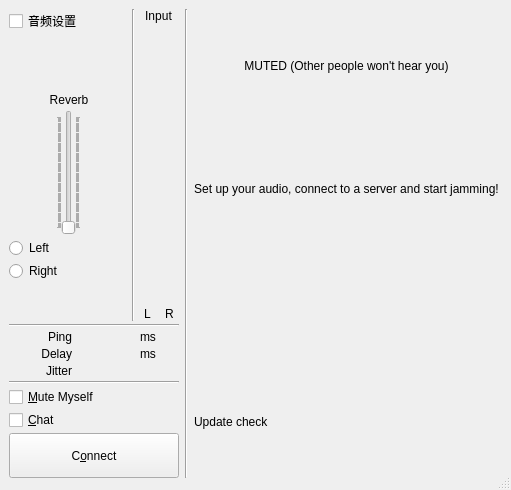
jamonyapp/jamony-jamsoul, file src/clientdlgbase.ui: the form before one commit.
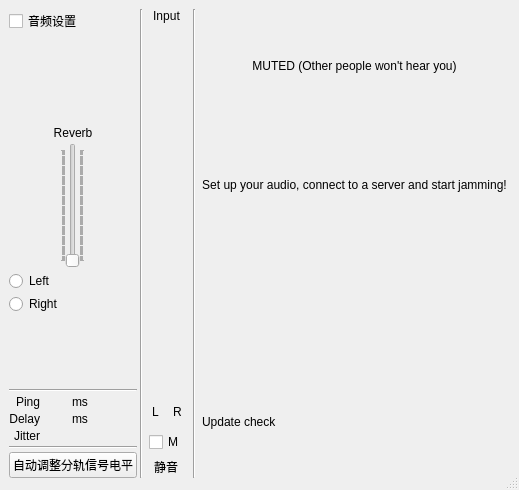
The form after the commit. Icons and pictures are not drawn. Custom widgets are drawn as their Qt base class.

Commit message: feat: 左侧面板重构(D区移A栏+B栏通栏)+静音按钮B栏底+butAutoAdjust+删chbChat/butConnect

The edit to the form file:
```diff
--- a/src/clientdlgbase.ui
+++ b/src/clientdlgbase.ui
@@ -246,91 +246,6 @@
                   </property>
                  </spacer>
                 </item>
-               </layout>
-              </item>
-              <item>
-               <widget class="Line" name="lineMeter">
-                <property name="orientation">
-                 <enum>Qt::Vertical</enum>
-                </property>
-               </widget>
-              </item>
-              <item>
-               <layout class="QVBoxLayout">
-                <item>
-                 <widget class="QLabel" name="lblInputLEDMeter">
-                  <property name="text">
-                   <string>Input</string>
-                  </property>
-                  <property name="alignment">
-                   <set>Qt::AlignCenter</set>
-                  </property>
-                 </widget>
-                </item>
-                <item>
-                 <layout class="QHBoxLayout">
-                  <item>
-                   <widget class="CLevelMeter" name="lbrInputLevelL" native="true">
-                    <property name="sizePolicy">
-                     <sizepolicy hsizetype="Fixed" vsizetype="Expanding">
-                      <horstretch>0</horstretch>
-                      <verstretch>0</verstretch>
-                     </sizepolicy>
-                    </property>
-                    <property name="minimumSize">
-                     <size>
-                      <width>19</width>
-                      <height>88</height>
-                     </size>
-                    </property>
-                   </widget>
-                  </item>
-                  <item>
-                   <widget class="CLevelMeter" name="lbrInputLevelR" native="true">
-                    <property name="sizePolicy">
-                     <sizepolicy hsizetype="Fixed" vsizetype="Expanding">
-                      <horstretch>0</horstretch>
-                      <verstretch>0</verstretch>
-                     </sizepolicy>
-                    </property>
-                    <property name="minimumSize">
-                     <size>
-                      <width>19</width>
-                      <height>88</height>
-                     </size>
-                    </property>
-                   </widget>
-                  </item>
-                 </layout>
-                </item>
-                <item>
-                 <layout class="QHBoxLayout">
-                  <item>
-                   <widget class="QLabel" name="lblLevelMeterLeft">
-                    <property name="text">
-                     <string>L</string>
-                    </property>
-                    <property name="alignment">
-                     <set>Qt::AlignCenter</set>
-                    </property>
-                   </widget>
-                  </item>
-                  <item>
-                   <widget class="QLabel" name="lblLevelMeterRight">
-                    <property name="text">
-                     <string>R</string>
-                    </property>
-                    <property name="alignment">
-                     <set>Qt::AlignCenter</set>
-                    </property>
-                   </widget>
-                  </item>
-                 </layout>
-                </item>
-               </layout>
-              </item>
-             </layout>
-            </item>
             <item>
              <widget class="Line" name="lineUpperLowerLeft_2">
               <property name="orientation">
@@ -339,7 +254,23 @@
              </widget>
             </item>
             <item>
+                 <layout class="QHBoxLayout" name="horizontalLayoutPingWrap">
+                  <item>
              <layout class="QGridLayout" name="gridLayout">
+                    <property name="horizontalSpacing"><number>3</number></property>
+                    <property name="verticalSpacing"><number>3</number></property>
+                    <item row="0" column="1" rowspan="3">
+                     <spacer name="spacerLabelVal">
+                      <property name="orientation"><enum>Qt::Horizontal</enum></property>
+                      <property name="sizeHint" stdset="0"><size><width>16</width><height>20</height></size></property>
+                     </spacer>
+                    </item>
+                    <item row="0" column="4" rowspan="3">
+                     <spacer name="spacerUnitLed">
+                      <property name="orientation"><enum>Qt::Horizontal</enum></property>
+                      <property name="sizeHint" stdset="0"><size><width>16</width><height>20</height></size></property>
+                     </spacer>
+                    </item>
               <item row="2" column="0">
                <widget class="QLabel" name="lblBuffers">
                 <property name="text">
@@ -379,36 +310,36 @@
                 </property>
                </widget>
               </item>
-              <item row="0" column="1">
-               <widget class="QLabel" name="lblPingVal">
-                <property name="minimumSize">
-                 <size>
-                  <width>34</width>
-                  <height>0</height>
-                 </size>
-                </property>
-                <property name="layoutDirection">
-                 <enum>Qt::LeftToRight</enum>
-                </property>
-                <property name="text">
-                 <string/>
-                </property>
-                <property name="alignment">
-                 <set>Qt::AlignRight|Qt::AlignTrailing|Qt::AlignVCenter</set>
-                </property>
-               </widget>
-              </item>
               <item row="0" column="2">
+                   <widget class="QLabel" name="lblPingVal">
+                    <property name="minimumSize">
+                     <size>
+                      <width>20</width>
+                      <height>0</height>
+                     </size>
+                    </property>
+                    <property name="layoutDirection">
+                     <enum>Qt::LeftToRight</enum>
+                    </property>
+                    <property name="text">
+                     <string/>
+                    </property>
+                    <property name="alignment">
+                     <set>Qt::AlignRight|Qt::AlignTrailing|Qt::AlignVCenter</set>
+                    </property>
+                   </widget>
+                  </item>
+                  <item row="0" column="3">
                <widget class="QLabel" name="lblPingUnit">
                 <property name="minimumSize">
                  <size>
-                  <width>22</width>
+                      <width>20</width>
                   <height>0</height>
                  </size>
                 </property>
                 <property name="maximumSize">
                  <size>
-                  <width>22</width>
+                      <width>20</width>
                   <height>16777215</height>
                  </size>
                 </property>
@@ -417,45 +348,45 @@
                 </property>
                </widget>
               </item>
-              <item row="1" column="1">
-               <widget class="QLabel" name="lblDelayVal">
-                <property name="minimumSize">
-                 <size>
-                  <width>34</width>
-                  <height>0</height>
-                 </size>
-                </property>
-                <property name="layoutDirection">
-                 <enum>Qt::LeftToRight</enum>
-                </property>
-                <property name="text">
-                 <string/>
-                </property>
-                <property name="alignment">
-                 <set>Qt::AlignRight|Qt::AlignTrailing|Qt::AlignVCenter</set>
-                </property>
-               </widget>
-              </item>
               <item row="1" column="2">
-               <widget class="QLabel" name="lblDelayUnit">
+                   <widget class="QLabel" name="lblDelayVal">
                 <property name="minimumSize">
                  <size>
-                  <width>22</width>
+                      <width>20</width>
                   <height>0</height>
                  </size>
                 </property>
-                <property name="maximumSize">
-                 <size>
-                  <width>22</width>
-                  <height>16777215</height>
-                 </size>
+                    <property name="layoutDirection">
+                     <enum>Qt::LeftToRight</enum>
                 </property>
                 <property name="text">
-                 <string>ms</string>
+                     <string/>
+                    </property>
+                    <property name="alignment">
+                     <set>Qt::AlignRight|Qt::AlignTrailing|Qt::AlignVCenter</set>
                 </property>
                </widget>
               </item>
               <item row="1" column="3">
+                   <widget class="QLabel" name="lblDelayUnit">
+                    <property name="minimumSize">
+                     <size>
+                      <width>20</width>
+                      <height>0</height>
+                     </size>
+                    </property>
+                    <property name="maximumSize">
+                     <size>
+                      <width>20</width>
+                      <height>16777215</height>
+                     </size>
+                    </property>
+                    <property name="text">
+                     <string>ms</string>
+                    </property>
+                   </widget>
+                  </item>
+                  <item row="1" column="5">
                <widget class="CMultiColorLED" name="ledDelay" native="true">
                 <property name="sizePolicy">
                  <sizepolicy hsizetype="Fixed" vsizetype="Fixed">
@@ -477,7 +408,7 @@
                 </property>
                </widget>
               </item>
-              <item row="2" column="3">
+                  <item row="2" column="5">
                <widget class="CMultiColorLED" name="ledBuffers" native="true">
                 <property name="sizePolicy">
                  <sizepolicy hsizetype="Fixed" vsizetype="Fixed">
@@ -502,6 +433,14 @@
              </layout>
             </item>
             <item>
+                   <spacer name="horizontalSpacerPingRight">
+                    <property name="orientation"><enum>Qt::Horizontal</enum></property>
+                    <property name="sizeHint" stdset="0"><size><width>40</width><height>20</height></size></property>
+                   </spacer>
+                  </item>
+                 </layout>
+                </item>
+                <item>
              <widget class="Line" name="lineUpperLowerLeft">
               <property name="orientation">
                <enum>Qt::Horizontal</enum>
@@ -509,43 +448,132 @@
              </widget>
             </item>
             <item>
-             <widget class="QCheckBox" name="chbLocalMute">
-              <property name="text">
-               <string>&amp;Mute Myself</string>
-              </property>
-             </widget>
-            </item>
-            <item>
-             <widget class="QCheckBox" name="chbChat">
-              <property name="text">
-               <string>&amp;Chat</string>
-              </property>
-             </widget>
-            </item>
-            <item>
-             <widget class="QPushButton" name="butConnect">
+                 <widget class="QPushButton" name="butAutoAdjust">
               <property name="sizePolicy">
                <sizepolicy hsizetype="Preferred" vsizetype="Fixed">
                 <horstretch>0</horstretch>
                 <verstretch>0</verstretch>
                </sizepolicy>
               </property>
+                  <property name="text"><string>自动调整分轨信号电平</string></property>
+                  <property name="autoDefault"><bool>false</bool></property>
+                  <property name="default"><bool>false</bool></property>
+                 </widget>
+                </item>
+               </layout>
+              </item>
+              <item>
+               <widget class="Line" name="lineMeter">
+                <property name="orientation">
+                 <enum>Qt::Vertical</enum>
+                </property>
+               </widget>
+              </item>
+              <item>
+               <layout class="QVBoxLayout">
+                <item>
+                 <widget class="QLabel" name="lblInputLEDMeter">
+                  <property name="text">
+                   <string>Input</string>
+                  </property>
+                  <property name="alignment">
+                   <set>Qt::AlignCenter</set>
+                  </property>
+                 </widget>
+                </item>
+                <item>
+                 <layout class="QHBoxLayout">
+                  <item>
+                   <widget class="CLevelMeter" name="lbrInputLevelL" native="true">
+                    <property name="sizePolicy">
+                     <sizepolicy hsizetype="Fixed" vsizetype="Expanding">
+                      <horstretch>0</horstretch>
+                      <verstretch>0</verstretch>
+                     </sizepolicy>
+                    </property>
               <property name="minimumSize">
                <size>
-                <width>120</width>
-                <height>45</height>
-               </size>
-              </property>
+                      <width>19</width>
+                      <height>88</height>
+                     </size>
+                    </property>
+                   </widget>
+                  </item>
+                  <item>
+                   <widget class="CLevelMeter" name="lbrInputLevelR" native="true">
+                    <property name="sizePolicy">
+                     <sizepolicy hsizetype="Fixed" vsizetype="Expanding">
+                      <horstretch>0</horstretch>
+                      <verstretch>0</verstretch>
+                     </sizepolicy>
+                    </property>
+                    <property name="minimumSize">
+                     <size>
+                      <width>19</width>
+                      <height>88</height>
+                     </size>
+                    </property>
+                   </widget>
+                  </item>
+                 </layout>
+                </item>
+                <item>
+                 <layout class="QHBoxLayout">
+                  <item>
+                   <widget class="QLabel" name="lblLevelMeterLeft">
               <property name="text">
-               <string>C&amp;onnect</string>
-              </property>
-              <property name="autoDefault">
-               <bool>false</bool>
-              </property>
-              <property name="default">
-               <bool>false</bool>
-              </property>
-             </widget>
+                     <string>L</string>
+                    </property>
+                    <property name="alignment">
+                     <set>Qt::AlignCenter</set>
+                    </property>
+                   </widget>
+                  </item>
+                  <item>
+                   <widget class="QLabel" name="lblLevelMeterRight">
+                    <property name="text">
+                     <string>R</string>
+                    </property>
+                    <property name="alignment">
+                     <set>Qt::AlignCenter</set>
+                    </property>
+                   </widget>
+                  </item>
+                 </layout>
+                </item>
+                <item>
+                 <spacer name="spacerBeforeLocalMute">
+                  <property name="orientation"><enum>Qt::Vertical</enum></property>
+                  <property name="sizeType"><enum>QSizePolicy::Fixed</enum></property>
+                  <property name="sizeHint" stdset="0"><size><width>20</width><height>8</height></size></property>
+                 </spacer>
+                </item>
+                <item alignment="Qt::AlignHCenter">
+                 <widget class="QFrame" name="frameLocalMute">
+                  <property name="frameShape"><enum>QFrame::NoFrame</enum></property>
+                  <layout class="QVBoxLayout" name="verticalLayoutLocalMute">
+                   <property name="leftMargin"><number>1</number></property>
+                   <property name="topMargin"><number>2</number></property>
+                   <property name="rightMargin"><number>1</number></property>
+                   <property name="bottomMargin"><number>2</number></property>
+                   <item alignment="Qt::AlignHCenter">
+                    <widget class="QCheckBox" name="chbLocalMute">
+                     <property name="text"><string>M</string></property>
+                     <property name="toolTip"><string>输入静音：掐断上传信号（本地电平仍跳动，但云端听不到你）</string></property>
+                    </widget>
+                   </item>
+                   <item alignment="Qt::AlignHCenter">
+                    <widget class="QLabel" name="lblLocalMuteCaption">
+                     <property name="text"><string>静音</string></property>
+                     <property name="alignment"><set>Qt::AlignCenter</set></property>
+                    </widget>
+                   </item>
+                  </layout>
+                 </widget>
+                </item>
+               </layout>
+              </item>
+             </layout>
             </item>
            </layout>
           </item>
@@ -582,7 +610,7 @@
              <number>0</number>
             </property>
             <property name="topMargin">
-             <number>9</number>
+             <number>0</number>
             </property>
             <item>
              <widget class="QLabel" name="lblConnectToServer">
```
Left out of the diff: 2 changed lines with no effect on the pictures. Lines whose indentation alone changed are shown as unchanged. The commit also changes 1 other file.
